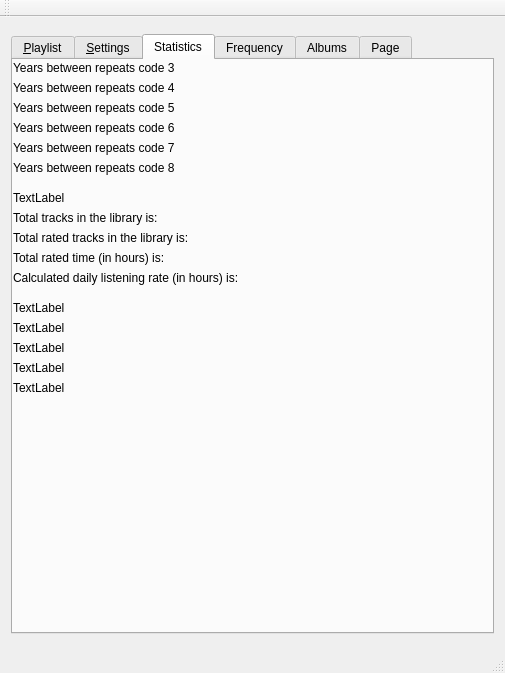
Qt form archsimian.ui (Harpo3/archsimian) before a commit.
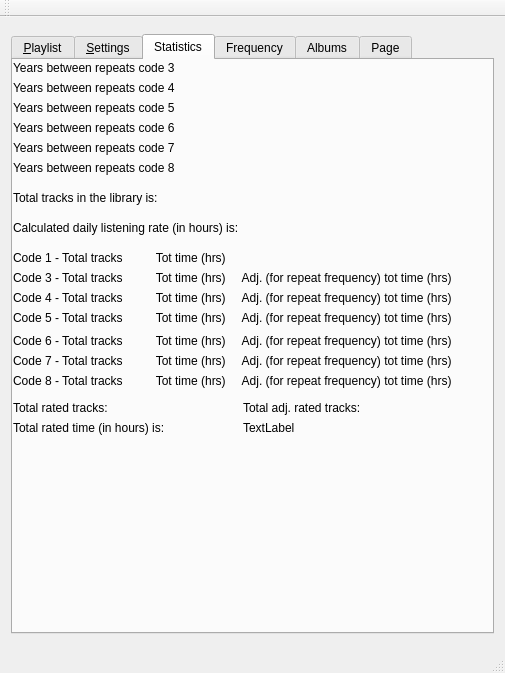
The same form after that commit. The open tabs and pages were chosen to show the change. Icons and pictures are not drawn.

Commit message: Minor gui changes and stats tab formatting

What changed in the file:
```diff
--- a/archsimian.ui
+++ b/archsimian.ui
@@ -648,7 +648,7 @@
         <property name="geometry">
          <rect>
           <x>0</x>
-          <y>150</y>
+          <y>130</y>
           <width>470</width>
           <height>16</height>
          </rect>
@@ -661,22 +661,22 @@
         <property name="geometry">
          <rect>
           <x>0</x>
-          <y>170</y>
-          <width>470</width>
+          <y>340</y>
+          <width>221</width>
           <height>16</height>
          </rect>
         </property>
         <property name="text">
-         <string>Total rated tracks in the library is:</string>
+         <string>Total rated tracks:</string>
         </property>
        </widget>
        <widget class="QLabel" name="totratedtimeLabel">
         <property name="geometry">
          <rect>
           <x>0</x>
-          <y>190</y>
-          <width>470</width>
-          <height>15</height>
+          <y>360</y>
+          <width>221</width>
+          <height>16</height>
          </rect>
         </property>
         <property name="text">
@@ -687,7 +687,7 @@
         <property name="geometry">
          <rect>
           <x>0</x>
-          <y>210</y>
+          <y>160</y>
           <width>470</width>
           <height>15</height>
          </rect>
@@ -700,73 +700,115 @@
         <property name="geometry">
          <rect>
           <x>0</x>
-          <y>240</y>
-          <width>470</width>
-          <height>15</height>
+          <y>190</y>
+          <width>481</width>
+          <height>16</height>
          </rect>
         </property>
         <property name="text">
-         <string>TextLabel</string>
+         <string>Code 1 - Total tracks          Tot time (hrs)     </string>
         </property>
+        <property name="wordWrap">
+         <bool>true</bool>
+        </property>
        </widget>
        <widget class="QLabel" name="label_14">
         <property name="geometry">
          <rect>
           <x>0</x>
-          <y>260</y>
-          <width>470</width>
-          <height>15</height>
+          <y>210</y>
+          <width>471</width>
+          <height>16</height>
          </rect>
         </property>
         <property name="text">
-         <string>TextLabel</string>
+         <string>Code 3 - Total tracks          Tot time (hrs)     Adj. (for repeat frequency) tot time (hrs)  </string>
         </property>
        </widget>
        <widget class="QLabel" name="label_15">
         <property name="geometry">
          <rect>
           <x>0</x>
-          <y>280</y>
-          <width>470</width>
-          <height>15</height>
+          <y>230</y>
+          <width>481</width>
+          <height>16</height>
          </rect>
         </property>
         <property name="text">
-         <string>TextLabel</string>
+         <string>Code 4 - Total tracks          Tot time (hrs)     Adj. (for repeat frequency) tot time (hrs)  </string>
         </property>
        </widget>
        <widget class="QLabel" name="label_16">
         <property name="geometry">
          <rect>
           <x>0</x>
-          <y>300</y>
-          <width>470</width>
-          <height>15</height>
+          <y>250</y>
+          <width>481</width>
+          <height>16</height>
          </rect>
         </property>
         <property name="text">
-         <string>TextLabel</string>
+         <string>Code 5 - Total tracks          Tot time (hrs)     Adj. (for repeat frequency) tot time (hrs)  </string>
         </property>
        </widget>
        <widget class="QLabel" name="label_17">
         <property name="geometry">
          <rect>
           <x>0</x>
-          <y>320</y>
-          <width>470</width>
-          <height>15</height>
+          <y>270</y>
+          <width>481</width>
+          <height>21</height>
          </rect>
         </property>
         <property name="text">
-         <string>TextLabel</string>
+         <string>Code 6 - Total tracks          Tot time (hrs)     Adj. (for repeat frequency) tot time (hrs)  </string>
+        </property>
+       </widget>
+       <widget class="QLabel" name="cd7trcktimeLabel">
+        <property name="geometry">
+         <rect>
+          <x>0</x>
+          <y>290</y>
+          <width>481</width>
+          <height>21</height>
+         </rect>
+        </property>
+        <property name="text">
+         <string>Code 7 - Total tracks          Tot time (hrs)     Adj. (for repeat frequency) tot time (hrs)  </string>
+        </property>
+       </widget>
+       <widget class="QLabel" name="cd8trcktimeLabel">
+        <property name="geometry">
+         <rect>
+          <x>0</x>
+          <y>310</y>
+          <width>481</width>
+          <height>21</height>
+         </rect>
+        </property>
+        <property name="text">
+         <string>Code 8 - Total tracks          Tot time (hrs)     Adj. (for repeat frequency) tot time (hrs)  </string>
         </property>
        </widget>
        <widget class="QLabel" name="totadjtracksLabel">
         <property name="geometry">
          <rect>
-          <x>0</x>
-          <y>130</y>
-          <width>391</width>
+          <x>230</x>
+          <y>340</y>
+          <width>221</width>
+          <height>16</height>
+         </rect>
+        </property>
+        <property name="text">
+         <string>Total adj. rated tracks:</string>
+        </property>
+       </widget>
+       <widget class="QLabel" name="totadjhoursLabel">
+        <property name="geometry">
+         <rect>
+          <x>230</x>
+          <y>360</y>
+          <width>251</width>
           <height>16</height>
          </rect>
         </property>
```
Left out of the diff: 22 changed lines with no effect on the pictures. The commit also changes 2 other files.
